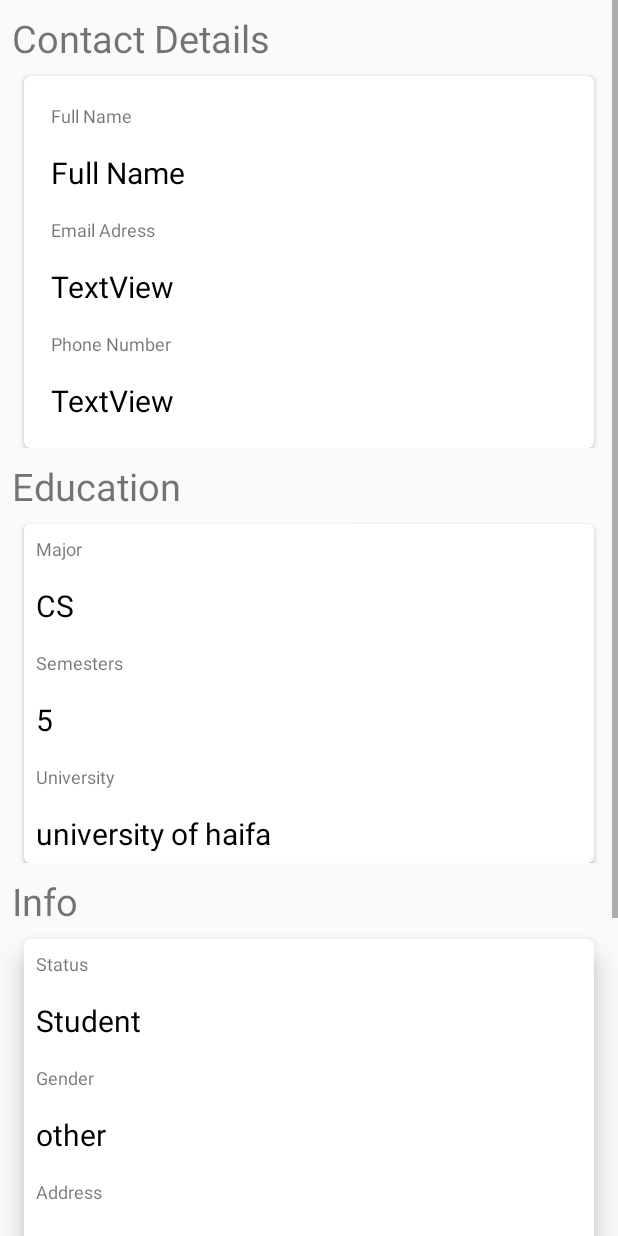
After one commit to shalomweiss/mm-android-2017, an Android app: the layout activity_profile.xml on its own in the app's theme, with its tools: preview values and no code run, on a phone screen of 412 x 824 dp. The commit adds this screen. Run offline under Robolectric (Android 15) with nearby library versions, the phone set to English and light mode, and no system bars.

Commit message:
team c added profile view

```diff
--- a/app/build.gradle
+++ b/app/build.gradle
@@ -39,4 +39,5 @@ dependencies {
     testCompile 'junit:junit:4.12'
     compile 'com.squareup.okhttp3:okhttp:3.9.0'
     compile 'com.google.code.gson:gson:2.8.1'
+    compile 'com.android.support:cardview-v7:25.3.1'
 }
--- /dev/null
+++ b/app/src/main/res/layout/activity_profile.xml
@@ -0,0 +1,301 @@
+<?xml version="1.0" encoding="utf-8"?>
+<LinearLayout xmlns:android="http://schemas.android.com/apk/res/android"
+    xmlns:tools="http://schemas.android.com/tools"
+    xmlns:app="http://schemas.android.com/apk/res-auto"
+    android:orientation="vertical"
+    android:layout_width="match_parent"
+    android:layout_height="match_parent">
+
+    <ScrollView
+        android:layout_width="match_parent"
+        android:layout_height="match_parent">
+
+
+        <LinearLayout
+            android:layout_width="match_parent"
+            android:layout_height="wrap_content"
+            android:orientation="vertical"
+            android:paddingBottom="20dp"
+            >
+
+            <LinearLayout
+                android:layout_width="match_parent"
+                android:layout_height="wrap_content"
+                android:orientation="vertical" >
+
+                <TextView
+                    android:layout_width="match_parent"
+                    android:layout_height="wrap_content"
+                    android:padding="8dp"
+                    android:text="@string/contactdetails"
+                    android:textSize="25sp" />
+
+                <android.support.v7.widget.CardView
+                    app:cardCornerRadius="4dp"
+                    android:elevation="10dp"
+                    android:layout_width="match_parent"
+                    android:layout_height="wrap_content"
+                    android:layout_marginLeft="16dp"
+                    android:layout_marginRight="16dp"
+                    android:paddingRight="16dp"
+                    android:paddingTop="16dp">
+
+
+                    <LinearLayout
+                        android:padding="10dp"
+                        android:layout_width="match_parent"
+                        android:layout_height="wrap_content"
+                        android:orientation="vertical">
+
+                        <TextView
+                            android:layout_width="match_parent"
+                            android:layout_height="wrap_content"
+                            android:padding="8dp"
+                            android:text="@string/fullname"
+                            android:textSize="12sp" />
+
+                        <TextView
+                            android:id="@+id/tvFullName"
+                            android:layout_width="match_parent"
+                            android:layout_height="wrap_content"
+                            android:padding="8dp"
+                            android:text="@string/fullname"
+                            android:textColor="@android:color/black"
+                            android:textSize="20sp" />
+
+                        <TextView
+                            android:layout_width="match_parent"
+                            android:layout_height="wrap_content"
+                            android:padding="8dp"
+                            android:text="@string/emailadress"
+                            android:textSize="12sp" />
+
+                        <TextView
+                            android:id="@+id/tvemailaddress"
+                            android:layout_width="match_parent"
+                            android:layout_height="wrap_content"
+                            android:padding="8dp"
+                            android:text="TextView"
+                            android:textColor="@android:color/black"
+                            android:textSize="20sp" />
+
+                        <TextView
+                            android:layout_width="match_parent"
+                            android:layout_height="wrap_content"
+                            android:padding="8dp"
+                            android:text="@string/phonenumber"
+                            android:textSize="12sp" />
+
+                        <TextView
+                            android:id="@+id/tvPhoneNumber"
+                            android:layout_width="match_parent"
+                            android:layout_height="wrap_content"
+                            android:padding="8dp"
+                            android:text="TextView"
+                            android:textColor="@android:color/black"
+                            android:textSize="20sp" />
+
+
+                    </LinearLayout>
+                </android.support.v7.widget.CardView>
+            </LinearLayout>
+
+            <LinearLayout
+                android:layout_width="match_parent"
+                android:layout_height="wrap_content"
+                android:orientation="vertical">
+
+                <TextView
+                    android:layout_width="match_parent"
+                    android:layout_height="wrap_content"
+                    android:padding="8dp"
+                    android:text="@string/education"
+                    android:textSize="25sp" />
+
+                <android.support.v7.widget.CardView
+
+                    android:layout_width="match_parent"
+                    android:layout_height="226dp"
+                    android:layout_marginLeft="16dp"
+                    android:layout_marginRight="16dp"
+                    android:elevation="10dp"
+                    android:paddingRight="16dp"
+                    android:paddingTop="16dp"
+                    app:cardCornerRadius="4dp">
+
+
+                    <LinearLayout
+                        android:layout_width="match_parent"
+                        android:layout_height="242dp"
+                        android:elevation="10dp"
+                        android:orientation="vertical"
+                        android:weightSum="1">
+
+                        <TextView
+                            android:layout_width="match_parent"
+                            android:layout_height="wrap_content"
+                            android:padding="8dp"
+                            android:text="@string/major"
+                            android:textSize="12sp" />
+
+                        <TextView
+                            android:id="@+id/tvMajor"
+                            android:layout_width="match_parent"
+                            android:layout_height="wrap_content"
+                            android:padding="8dp"
+                            android:text="CS"
+                            android:textColor="@android:color/black"
+                            android:textSize="20sp" />
+
+                        <TextView
+                            android:layout_width="match_parent"
+                            android:layout_height="wrap_content"
+                            android:padding="8dp"
+                            android:text="@string/semesters"
+                            android:textSize="12sp" />
+
+                        <TextView
+                            android:id="@+id/tvSemesters"
+                            android:layout_width="match_parent"
+                            android:layout_height="wrap_content"
+                            android:padding="8dp"
+                            android:text="5"
+                            android:textColor="@android:color/black"
+                            android:textSize="20sp" />
+
+                        <TextView
+                            android:layout_width="match_parent"
+                            android:layout_height="wrap_content"
+                            android:padding="8dp"
+                            android:text="@string/university"
+                            android:textSize="12sp" />
+
+                        <TextView
+                            android:id="@+id/tvUniversity"
+                            android:layout_width="match_parent"
+                            android:layout_height="32dp"
+                            android:layout_weight="0.37"
+                            android:padding="8dp"
+                            android:text="university of haifa"
+                            android:textColor="@android:color/black"
+                            android:textSize="20sp" />
+
+
+                    </LinearLayout>
+                </android.support.v7.widget.CardView>
+            </LinearLayout>
+
+            <LinearLayout
+                android:layout_width="match_parent"
+                android:layout_height="match_parent"
+                android:orientation="vertical">
+
+                <TextView
+                    android:layout_width="match_parent"
+                    android:layout_height="wrap_content"
+                    android:padding="8dp"
+                    android:text="@string/info"
+                    android:textSize="25sp" />
+
+                <android.support.v7.widget.CardView
+
+                    android:layout_width="match_parent"
+                    android:layout_height="match_parent"
+                    android:layout_marginLeft="16dp"
+                    android:layout_marginRight="16dp"
+                    android:paddingRight="16dp"
+                    android:paddingTop="16dp"
+                    app:cardCornerRadius="4dp"
+                    app:cardElevation="10dp">
+
+
+                    <LinearLayout
+                        android:layout_width="match_parent"
+                        android:layout_height="wrap_content"
+                        android:elevation="10dp"
+                        android:orientation="vertical">
+
+                        <TextView
+                            android:layout_width="match_parent"
+                            android:layout_height="wrap_content"
+                            android:padding="8dp"
+                            android:text="@string/status"
+                            android:textSize="12sp" />
+
+                        <TextView
+                            android:id="@+id/tvStatus"
+                            android:layout_width="match_parent"
+                            android:layout_height="wrap_content"
+                            android:padding="8dp"
+                            android:text="Student"
+                            android:textColor="@android:color/black"
+                            android:textSize="20sp" />
+
+                        <TextView
+                            android:layout_width="match_parent"
+                            android:layout_height="wrap_content"
+                            android:padding="8dp"
+                            android:text="@string/gender"
+                            android:textSize="12sp" />
+
+                        <TextView
+                            android:id="@+id/tvGender"
+                            android:layout_width="match_parent"
+                            android:layout_height="wrap_content"
+                            android:padding="8dp"
+                            android:text="other"
+                            android:textColor="@android:color/black"
+                            android:textSize="20sp" />
+
+                        <TextView
+                            android:layout_width="match_parent"
+                            android:layout_height="wrap_content"
+                            android:padding="8dp"
+                            android:text="@string/address"
+                            android:textSize="12sp" />
+
+                        <TextView
+                            android:id="@+id/tvAddress"
+                            android:layout_width="match_parent"
+                            android:layout_height="wrap_content"
+                            android:padding="8dp"
+                            android:text="university of haifa"
+                            android:textColor="@android:color/black"
+                            android:textSize="20sp" />
+
+                        <TextView
+                            android:layout_width="match_parent"
+                            android:layout_height="28dp"
+                            android:text="@string/joineddate" />
+
+                        <TextView
+                            android:id="@+id/tvJoinedDate"
+                            android:layout_width="match_parent"
+                            android:layout_height="wrap_content"
+                            android:padding="8dp"
+                            android:text="dd/mm/yyyy"
+                            android:textColor="@android:color/black"
+                            android:textSize="20sp" />
+
+                        <TextView
+                            android:layout_width="match_parent"
+                            android:layout_height="28dp"
+                            android:text="@string/summary" />
+
+                        <TextView
+                            android:id="@+id/tvSummary"
+                            android:layout_width="match_parent"
+                            android:layout_height="wrap_content"
+                            android:padding="8dp"
+                            android:text="this is the summary .. this is the summary .. this is the summary .. this is the summary .. this is the summary .. this is the summary .. this is the summary .. this is the summary .. "
+                            android:textColor="@android:color/black"
+                            android:textSize="20sp" />
+
+
+                    </LinearLayout>
+                </android.support.v7.widget.CardView>
+            </LinearLayout>
+
+        </LinearLayout>
+    </ScrollView>
+</LinearLayout>
--- a/app/src/main/res/values/strings.xml
+++ b/app/src/main/res/values/strings.xml
@@ -3,4 +3,21 @@
     <string name="email">Email</string>
     <string name="password">Password</string>
     <string name="signin">Sign In</string>
+    <string name="profile">Profile</string>
+    <string name="contactdetails">Contact Details</string>
+    <string name="info">Info</string>
+    <string name="education">Education</string>
+    <string name="fullname">Full Name</string>
+    <string name="emailadress">Email Adress</string>
+    <string name="phonenumber">Phone Number</string>
+    <string name="major">Major</string>
+    <string name="semesters">Semesters</string>
+    <string name="university">University</string>
+    <string name="status">Status</string>
+    <string name="gender">Gender</string>
+    <string name="address">Address</string>
+    <string name="joineddate">Joined Date</string>
+    <string name="summary">Summary</string>
+
+
 </resources>
```
